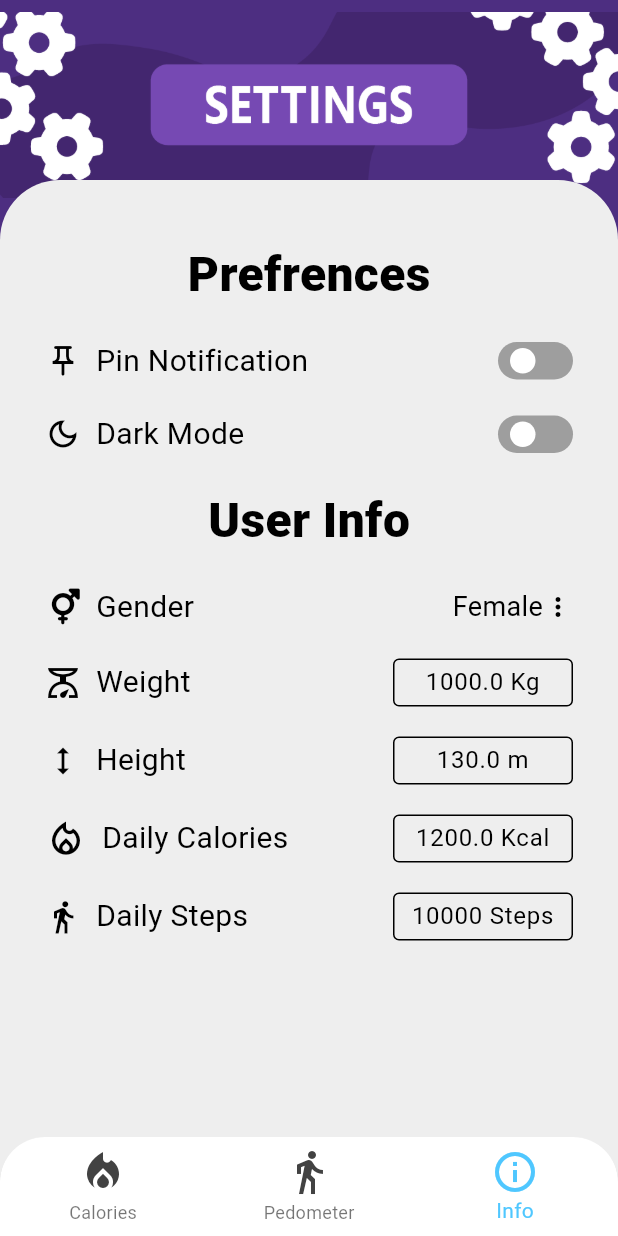
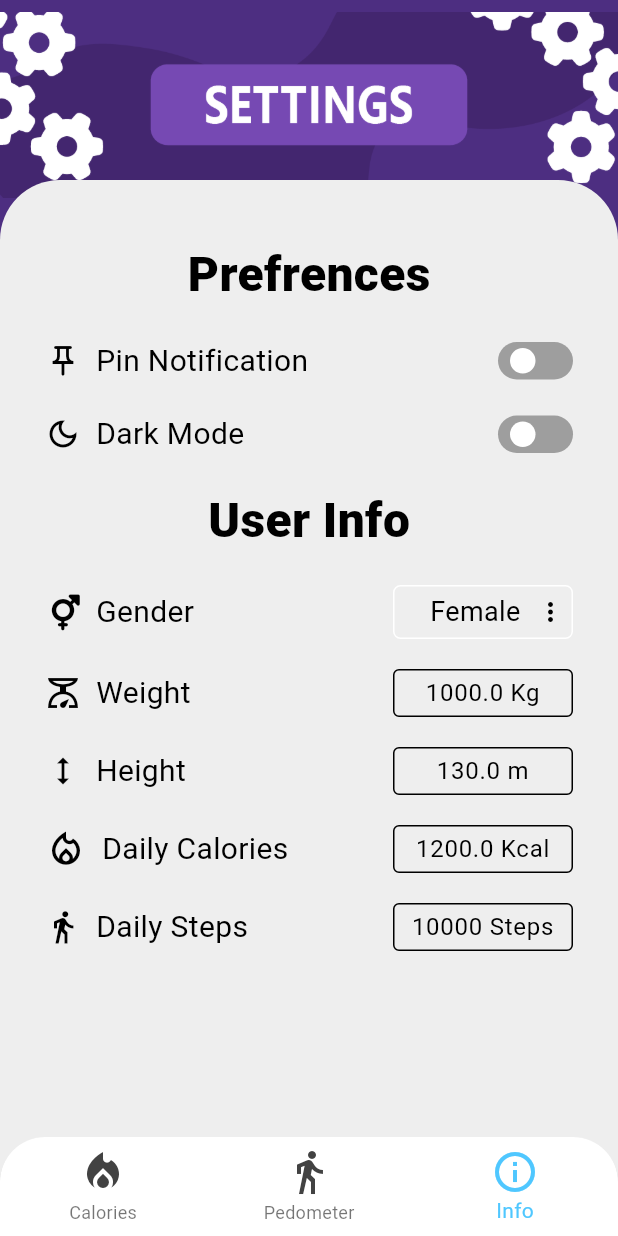
Before and after one commit to AseelFatayerji/HealthApp, a Flutter app: the screen it shows after launch, item 3 of the bottom bar chosen, on a phone screen of 412 x 824 dp. Run offline on Flutter 3.47's test engine with Material 3 defaults, Android fonts, the light colour scheme and no system bars; drawn by our look-alikes of flutter_switch; our stand-ins replace dotted_border, flutter_dotenv, flutter_local_notifications, font_awesome_flutter, google_generative_ai, image_picker and 6 more; network calls fail.

Commit message:
added border

```diff
--- a/lib/screens/info_screen.dart
+++ b/lib/screens/info_screen.dart
@@ -172,10 +172,19 @@ class _InfoScreenState extends State<InfoScreen> {
                             ),
                           ],
                         ),
-                        SizedBox(
+                        Container(
+                          padding: EdgeInsets.symmetric(
+                            vertical: 4,
+                            horizontal: 4,
+                          ),
                           width: 120,
+                          decoration: BoxDecoration(
+                            border: Border.all(color: Colors.white),
+                            borderRadius: BorderRadius.circular(5),
+                          ),
                           child: IntrinsicWidth(
                             child: Row(
+                              spacing: 10,
                               mainAxisAlignment: MainAxisAlignment.end,
                               children: [
                                 Text(
```
